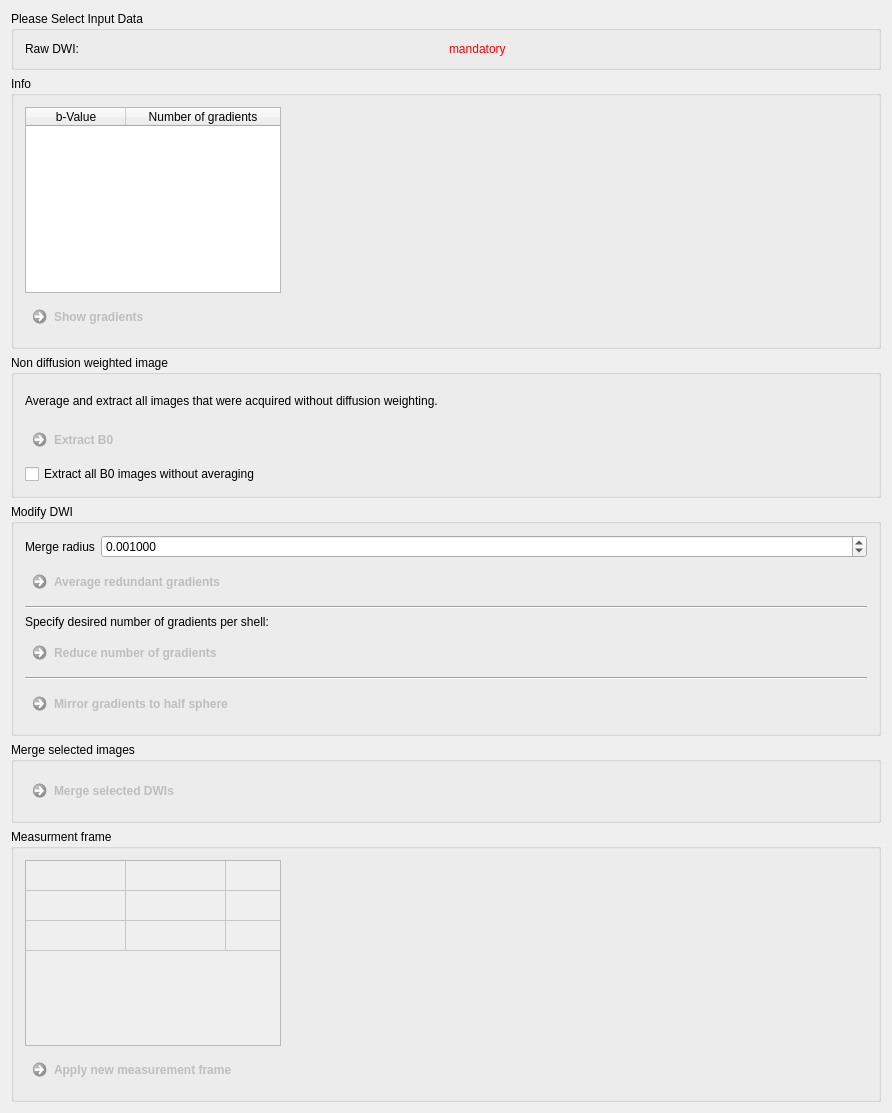
MITK/MITK, file Plugins/org.mitk.gui.qt.diffusionimaging/src/internal/QmitkPreprocessingViewControls.ui: the form before one commit.
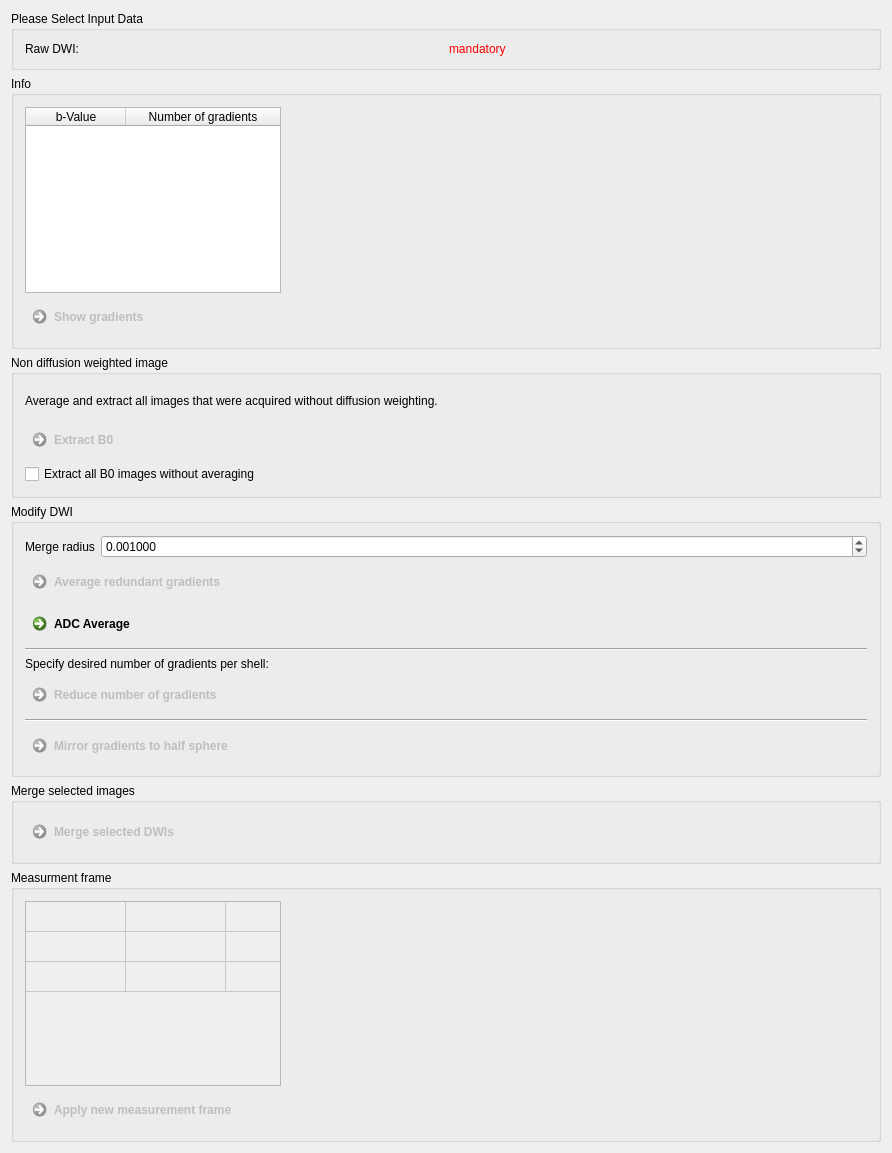
The form after the commit.

Patch:
```diff
--- a/Plugins/org.mitk.gui.qt.diffusionimaging/src/internal/QmitkPreprocessingViewControls.ui
+++ b/Plugins/org.mitk.gui.qt.diffusionimaging/src/internal/QmitkPreprocessingViewControls.ui
@@ -287,6 +287,13 @@
         </property>
        </widget>
       </item>
+      <item>
+       <widget class="QCommandLinkButton" name="m_AdcAverage">
+        <property name="text">
+         <string>ADC Average</string>
+        </property>
+       </widget>
+      </item>
       <item>
        <widget class="Line" name="line_2">
         <property name="orientation">
```
